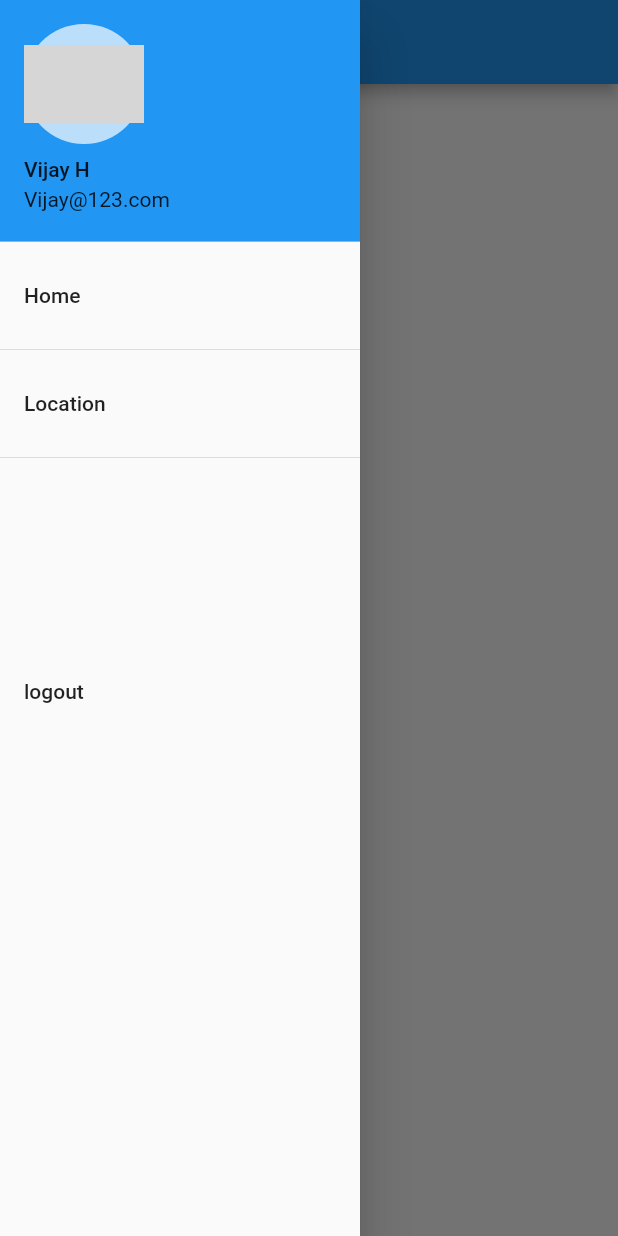
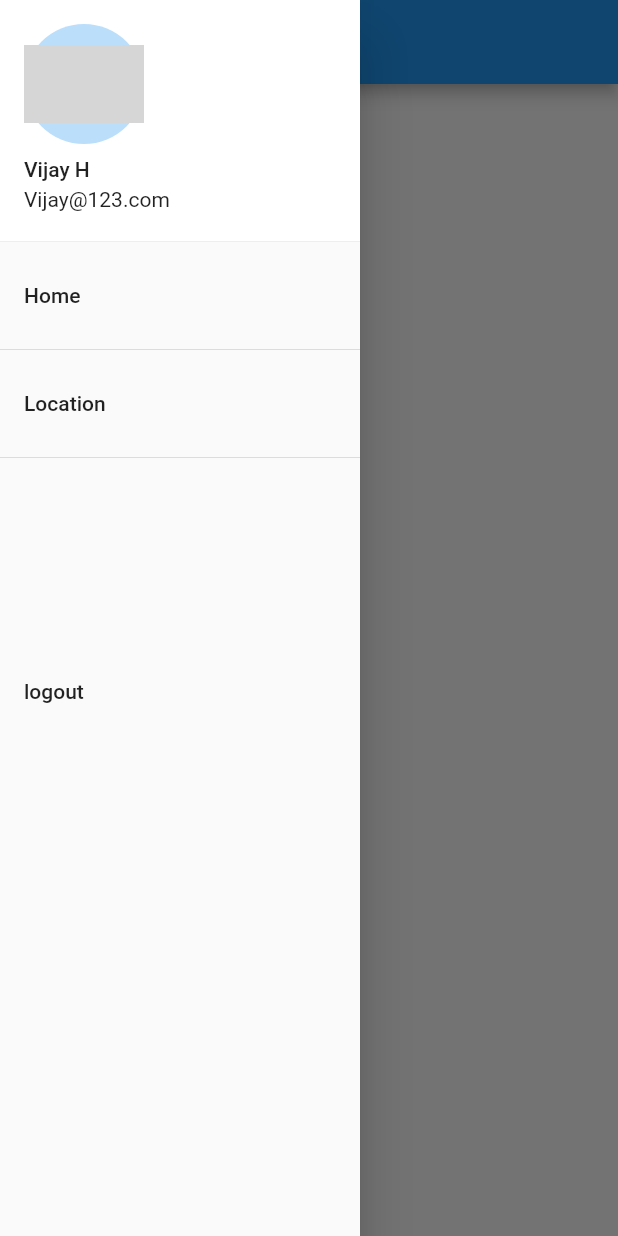
Before and after one commit to VijayHonnegowda/wander, a Flutter app: the HomeScreen screen opened directly, with the side drawer open, on a phone screen of 412 x 824 dp. Run offline on Flutter 3.47's test engine with Material 2 defaults, Android fonts, the phone set to English and light mode, and no system bars; our stand-ins replace geocoding, geolocator, google_maps_flutter, google_places_flutter; missing offline and left inert: custom_info_window; network calls fail; grey boxes are pictures that could not be loaded.

Commit message:
background color changed.

```diff
--- a/lib/drawer.dart
+++ b/lib/drawer.dart
@@ -10,6 +10,9 @@ class DrawerOption extends StatelessWidget {
       child: ListView(
         children: [
           const UserAccountsDrawerHeader(
+            decoration: BoxDecoration(
+              color: Colors.white
+            ),
             currentAccountPicture: CircleAvatar(
               child: Image(
                 image: NetworkImage(
--- a/lib/home_screen.dart
+++ b/lib/home_screen.dart
@@ -12,9 +12,23 @@ class HomeScreen extends StatelessWidget {
         title: const Text("Wander"),
         centerTitle: true,
       ),
-      body: Column(
-        children: [
-        ],
+      body: Container(
+        decoration: const BoxDecoration(
+          gradient: LinearGradient(
+            begin: Alignment.topCenter,
+            end: Alignment.bottomRight,
+            stops: [
+              0.1,
+              1.5,
+            ],
+            colors: [Colors.purple, Colors.greenAccent],
+          ),
+        ),
+        child: Column(
+          children: [
+
+          ],
+        ),
       ),
     );
   }
```
